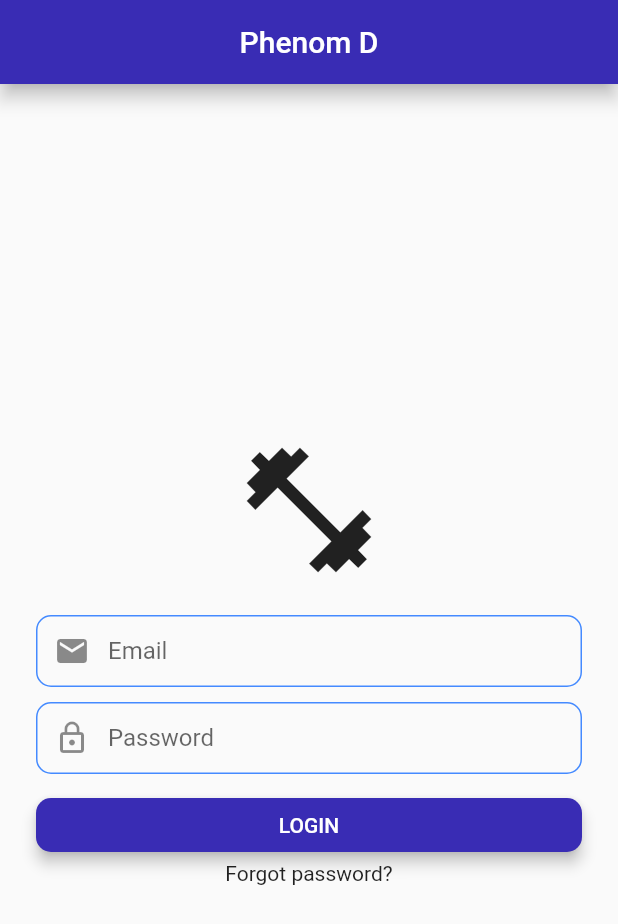
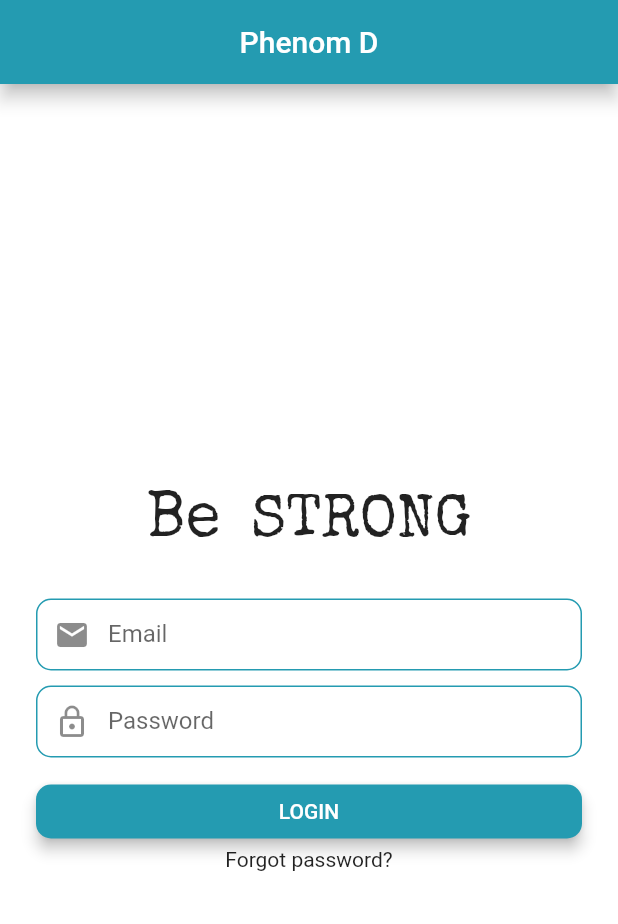
Before and after one commit to AndresRodCodes/phenom, a Flutter app: the screen it shows after launch, on a phone screen of 412 x 824 dp. Shown: the top 924 px of the screen. Run offline on Flutter 3.47's test engine with Material 2 defaults, Android fonts, the phone set to English and light mode, and no system bars; our stand-ins replace animated_text_kit.

Commit message:
Added modivational animation

```diff
--- a/lib/constants.dart
+++ b/lib/constants.dart
@@ -1,6 +1,6 @@
 import 'package:flutter/material.dart';
 
-const kPrimaryColor = Color(0xFF392cb4);
+const kPrimaryColor = Color(0xFF249bb1);
 
 const kTextFieldDecoration = InputDecoration(
   hintStyle: TextStyle(
@@ -11,11 +11,11 @@ const kTextFieldDecoration = InputDecoration(
     borderRadius: BorderRadius.all(Radius.circular(10.0)),
   ),
   enabledBorder: OutlineInputBorder(
-    borderSide: BorderSide(color: Colors.blueAccent, width: 1.0),
+    borderSide: BorderSide(color: kPrimaryColor, width: 1.0),
     borderRadius: BorderRadius.all(Radius.circular(10.0)),
   ),
   focusedBorder: OutlineInputBorder(
-    borderSide: BorderSide(color: Colors.blueAccent, width: 2.0),
+    borderSide: BorderSide(color: kPrimaryColor, width: 2.0),
     borderRadius: BorderRadius.all(Radius.circular(10.0)),
   ),
 );
--- a/lib/login_screen.dart
+++ b/lib/login_screen.dart
@@ -1,5 +1,6 @@
 import 'package:flutter/material.dart';
 import 'constants.dart';
+import 'package:animated_text_kit/animated_text_kit.dart';
 
 class LoginScreen extends StatelessWidget {
   @override
@@ -16,11 +17,24 @@ class LoginScreen extends StatelessWidget {
         child: Column(
           mainAxisAlignment: MainAxisAlignment.center,
           children: <Widget>[
-            Icon(
-              Icons.fitness_center,
-              size: 100.0,
+            Row(
+              mainAxisSize: MainAxisSize.min,
+              children: <Widget>[
+                Text(
+                  "Be",
+                  style: TextStyle(fontSize: 43.0, fontFamily: 'SpecialElite'),
+                ),
+                SizedBox(width: 20.0, height: 100.0),
+                RotateAnimatedTextKit(
+                    duration: Duration(milliseconds: 7000),
+                    isRepeatingAnimation: false,
+                    text: ["STRONG", "BETTER", "CONSISTENT"],
+                    textStyle:
+                        TextStyle(fontSize: 40.0, fontFamily: 'SpecialElite'),
+                    textAlign: TextAlign.start,
+                    alignment: AlignmentDirectional.topStart),
+              ],
             ),
-            SizedBox(height: 20.0),
             TextField(
               textAlign: TextAlign.center,
               keyboardType: TextInputType.emailAddress,
@@ -41,7 +55,7 @@ class LoginScreen extends StatelessWidget {
               ),
             ),
             SizedBox(
-              height: 10,
+              height: 12,
             ),
             ConstrainedBox(
               constraints: BoxConstraints(minWidth: double.infinity),
--- a/lib/main.dart
+++ b/lib/main.dart
@@ -8,8 +8,10 @@ class PhenomD extends StatelessWidget {
   @override
   Widget build(BuildContext context) {
     return MaterialApp(
-      theme: ThemeData.light()
-          .copyWith(primaryColor: kPrimaryColor, accentColor: Colors.white),
+      theme: ThemeData.light().copyWith(
+          primaryColor: kPrimaryColor,
+          accentColor: Colors.white,
+          scaffoldBackgroundColor: Colors.white),
       home: LoginScreen(),
     );
   }
```
Also changed, not shown: pubspec.yaml (+5 -4 lines), fonts/SpecialElite-Regular.ttf (added), pubspec.lock.
